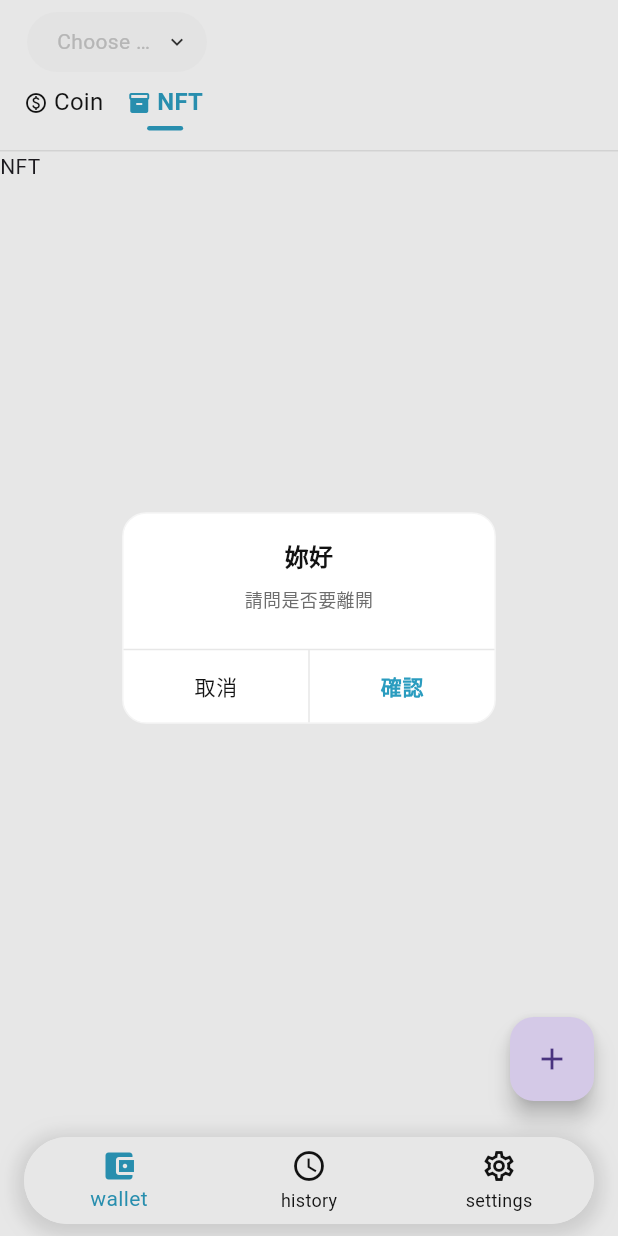
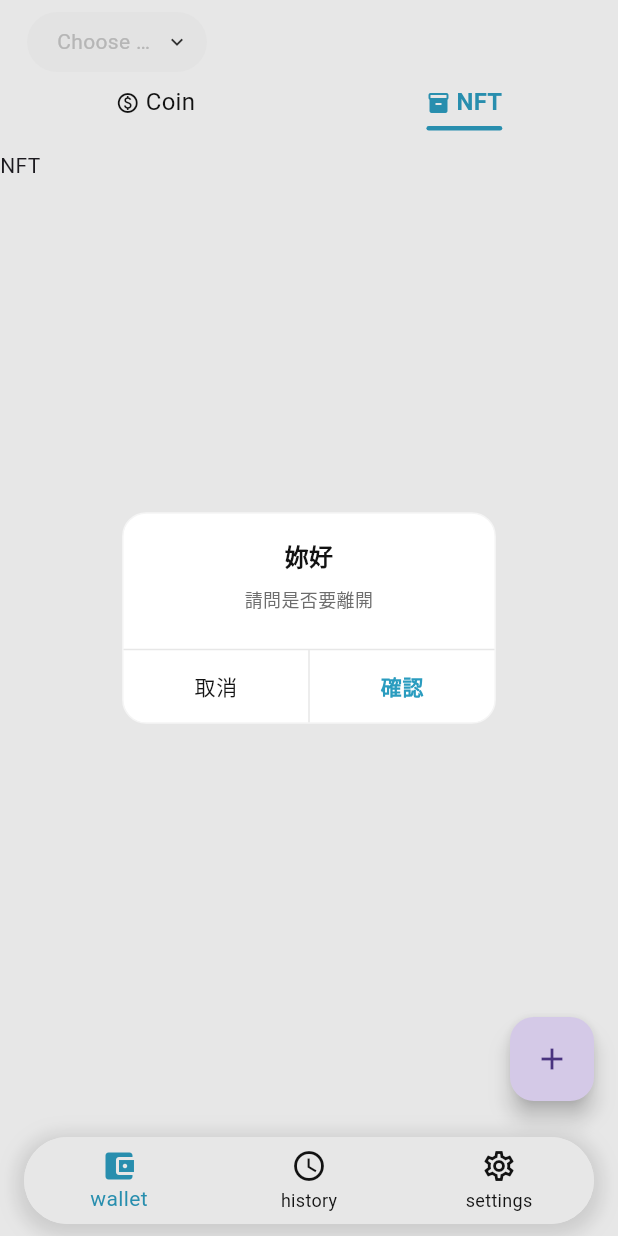
Before and after one commit to jun870805/blockchain_wallet, a Flutter app: the screen it shows after launch, after a tap on "NFT", after a tap on the "add" icon, on a phone screen of 412 x 824 dp. Run offline on Flutter 3.47's test engine with Material 2 defaults, Android fonts, the phone set to English and light mode, and no system bars; our stand-ins replace auto_size_text, flutter_riverpod, flutter_spinkit, shared_preferences; network calls fail; Roboto replaces fonts that are missing (MicrosoftJhengHei).

Commit message:
修改tab bar component樣式

```diff
--- a/lib/shared/components/bar/tab_bar.dart
+++ b/lib/shared/components/bar/tab_bar.dart
@@ -1,23 +1,12 @@
 import 'package:blockchain_wallet/shared/styles/styles.dart';
 import 'package:flutter/material.dart';
 import '../../../core/models/models.dart';
-import '../components.dart';
 
 const double _kTabHeight = 32.0;
 
 const double _kTabButtonIconSize = 16.0;
 
-const double _kDividerWidth = 24;
-
 const double _kDividerHeight = 3;
-
-const EdgeInsets _kTabBarPadding = EdgeInsets.only(
-  left: 16.0,
-);
-
-const EdgeInsets _kTabButtonPadding = EdgeInsets.only(
-  right: 16.0,
-);
 
 const EdgeInsets _kTabButtonIconPadding = EdgeInsets.only(
   top: 1,
@@ -154,14 +143,11 @@ class _BWTabBarState extends State<BWTabBar>
   }
 
   Widget _buildDivider(BuildContext context) {
-    return Center(
-      child: Container(
-        width: _kDividerWidth,
+    return Container(
       height: _kDividerHeight,
       decoration: BoxDecoration(
         color: _getDividerColor(context),
         borderRadius: _kDividerBorderRadius,
-        ),
       ),
     );
   }
@@ -177,8 +163,7 @@ class _BWTabBarState extends State<BWTabBar>
       children.add(_buildDivider(context));
     }
 
-    return Padding(
-      padding: _kTabButtonPadding,
+    return IntrinsicWidth(
       child: Column(
         mainAxisAlignment: MainAxisAlignment.start,
         crossAxisAlignment: CrossAxisAlignment.center,
@@ -193,17 +178,12 @@ class _BWTabBarState extends State<BWTabBar>
       width: double.infinity,
       color: _getBackgroundColor(context),
       alignment: Alignment.topLeft,
-      child: SingleChildScrollView(
-        padding: _kTabBarPadding,
-        physics: const ClampingScrollPhysics(),
-        scrollDirection: Axis.horizontal,
       child: Row(
-          mainAxisAlignment: MainAxisAlignment.start,
+        mainAxisAlignment: MainAxisAlignment.spaceAround,
         crossAxisAlignment: CrossAxisAlignment.center,
         children: List.generate(
           widget.items.length,
           (index) => _buildTabBarItem(context, index),
-          ),
         ),
       ),
     );
@@ -224,7 +204,6 @@ class _BWTabBarState extends State<BWTabBar>
 
     children.add(_buildTabBarRow(context));
     children.add(const SizedBox(height: 12));
-    children.add(const BWDivider(type: DividerType.horizontal));
     children.add(_buildTabBarView(context));
 
     return Column(
```
Lines whose indentation alone changed are shown as unchanged.
